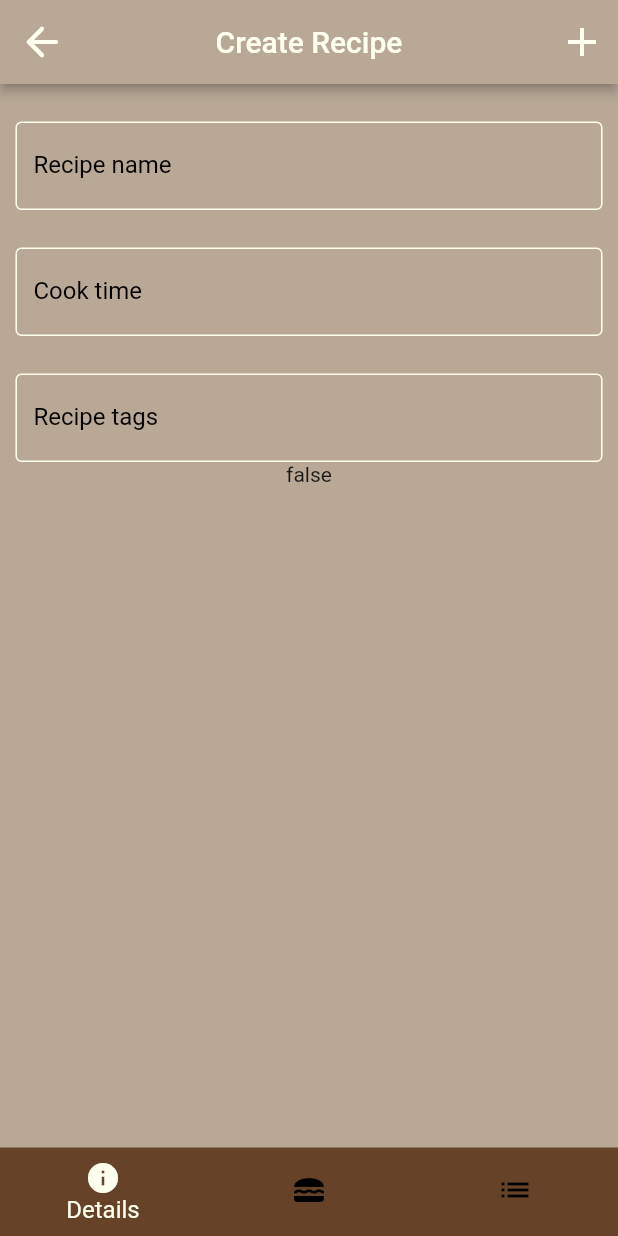
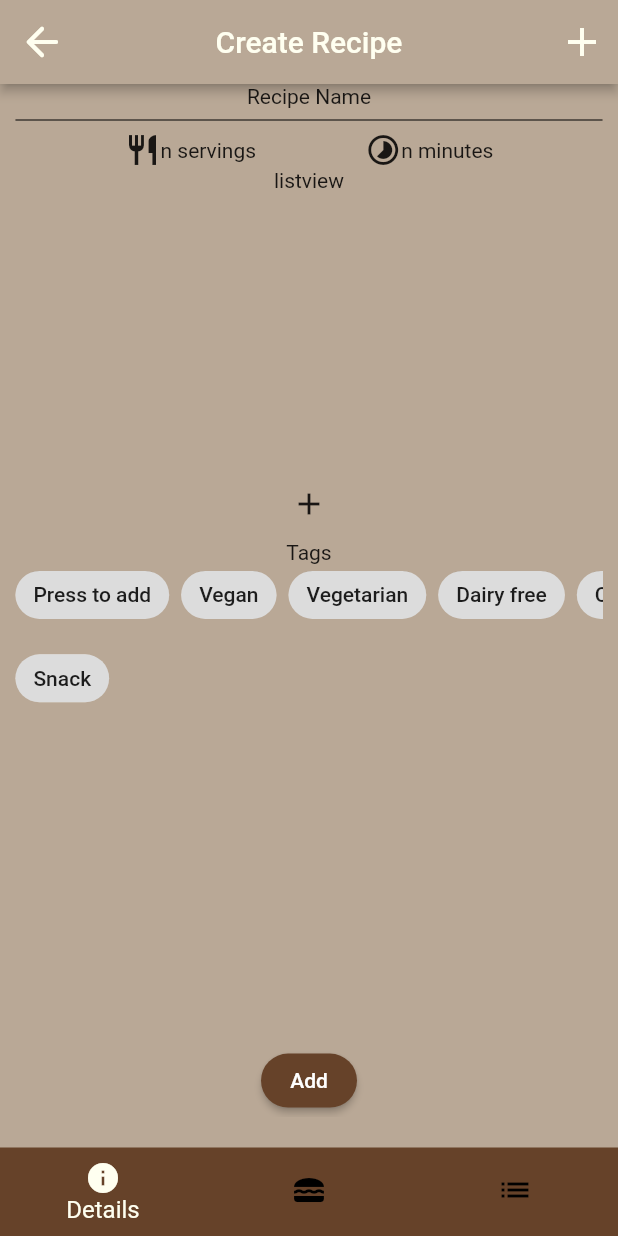
Before and after one commit to tcloutier4/recipe_app, a Flutter app: the AddRecipeScreen screen opened directly, on a phone screen of 412 x 824 dp. Run offline on Flutter 3.47's test engine with Material 2 defaults, Android fonts, the phone set to English and light mode, and no system bars; our stand-ins replace firebase_core, get, hive; accounts and stored records are empty.

Commit message:
raons design

```diff
--- a/lib/screens/home_screen/recipe_screen/add_recipe_screen/details_screen.dart
+++ b/lib/screens/home_screen/recipe_screen/add_recipe_screen/details_screen.dart
@@ -1,8 +1,7 @@
 import 'package:flutter/material.dart';
 import 'package:get/get.dart';
-import 'package:recipe_app/controllers/controllers.dart';
-import 'package:recipe_app/screens/home_screen/recipe_screen/add_recipe_screen/add_recipe_outline_text_field.dart';
-import 'package:recipe_app/screens/home_screen/recipe_screen/add_recipe_screen/recipe_tag_row.dart';
+import 'package:recipe_app/shared/constants.dart';
+import 'package:recipe_app/widgets/custom_divider.dart';
 
 class DetailsScreen extends StatefulWidget {
   const DetailsScreen({
@@ -16,59 +15,100 @@ class DetailsScreen extends StatefulWidget {
 class _DetailsScreenState extends State<DetailsScreen> {
   @override
   Widget build(BuildContext context) {
-    return Column(
-      children: [
-        AddRecipeOutlinedTextField(
-          fieldKey: const ValueKey('RecipeTitle'),
-          label: 'Recipe name',
-          hintText: "ex: Steve's BBQ Chicken",
-          controller: recipeController.titleController,
-          onChanged: (value) {
-            recipeController.recipe.value.title = value ?? 'Missing title';
-          },
-        ),
-        AddRecipeOutlinedTextField(
-          fieldKey: const ValueKey('RecipeCookTime'),
-          label: 'Cook time',
-          hintText: 'ex: 45',
-          textAllowed: false,
-          controller: recipeController.timeController,
-          onChanged: (value) {
-            if (value != null && value.isNotEmpty) {
-              recipeController.recipe.value.time = int.parse(value);
-            } else {
-              recipeController.recipe.value.time = 0;
-            }
-          },
-        ),
-        AddRecipeOutlinedTextField(
-          fieldKey: const ValueKey('RecipeTags'),
-          label: 'Recipe tags',
-          hintText: 'ex: Lunch, Vegan, Chicken or Steve',
-          dismissKeyboard: false,
-          controller: recipeController.tagController,
-          onSubmitted: (value) {
-            if (value != null && value.isNotEmpty) {
-              if (!recipeController.currentTags.contains(value)) {
-                recipeController.recipe.value.tags.add(value);
-                recipeController.currentTags.add(value);
-                recipeController.tagController.clear();
-              }
-            }
-          },
-        ),
-        Obx(
-          (() => recipeController.currentTags.isNotEmpty
-              ? RecipeTagRow(tags: recipeController.currentTags)
-              : const SizedBox.shrink()),
-        ),
-        //TODO: Test this after done everything and remove it
-        Obx(
-          () => Text(
-            (recipeController.hasChanges()).toString(),
-          ),
-        ),
-      ],
+    return Obx(
+      (() => Column(
+            children: [
+              const Text('Recipe Name'),
+              const CustomDivider(),
+              Row(
+                children: [
+                  const Spacer(),
+                  const Icon(Icons.restaurant),
+                  Text(RxString('n servings').value),
+                  const Spacer(),
+                  const Icon(Icons.timelapse),
+                  const Text('n minutes'),
+                  const Spacer(),
+                ],
+              ),
+              SizedBox(
+                height: 200,
+                child: ListView(
+                  children: const [Center(child: Text('listview'))],
+                ),
+              ),
+              IconButton(onPressed: () {}, icon: const Icon(Icons.add)),
+              const Text('Tags'),
+              SizedBox(
+                height: MediaQuery.of(context).size.height * .05,
+                child: Row(
+                  children: [
+                    Flexible(
+                        child: ListView(
+                      scrollDirection: Axis.horizontal,
+                      children: const [
+                        Chip(
+                          label: Text('Press to add'),
+                        ),
+                        SizedBox(
+                          width: 8,
+                        ),
+                        Chip(
+                          label: Text('Vegan'),
+                        ),
+                        SizedBox(
+                          width: 8,
+                        ),
+                        Chip(
+                          label: Text('Vegetarian'),
+                        ),
+                        SizedBox(
+                          width: 8,
+                        ),
+                        Chip(
+                          label: Text('Dairy free'),
+                        ),
+                        SizedBox(
+                          width: 8,
+                        ),
+                        Chip(
+                          label: Text('Chicken'),
+                        )
+                      ],
+                    ))
+                  ],
+                ),
+              ),
+              SizedBox(
+                height: 70,
+                child: Row(
+                  children: [
+                    Flexible(
+                        child: ListView(
+                      scrollDirection: Axis.horizontal,
+                      children: const [
+                        Chip(
+                          label: Text('Snack'),
+                        ),
+                      ],
+                    ))
+                  ],
+                ),
+              ),
+              const Spacer(),
+              Align(
+                alignment: Alignment.bottomCenter,
+                child: ElevatedButton(
+                    onPressed: () {},
+                    child: const Text('Add'),
+                    style: ElevatedButton.styleFrom(
+                      shape: RoundedRectangleBorder(
+                          borderRadius: BorderRadius.circular(18)),
+                      backgroundColor: colorBrown,
+                    )),
+              )
+            ],
+          )),
     );
   }
 }
--- a/lib/screens/home_screen/recipe_screen/add_recipe_screen/ingredients_screen.dart
+++ b/lib/screens/home_screen/recipe_screen/add_recipe_screen/ingredients_screen.dart
@@ -92,7 +92,6 @@ class _IngredientsScreenState extends State<IngredientsScreen> {
                   recipeController.ingredientWarningList.join('\n'),
                   style: const TextStyle(color: Colors.red, fontSize: 16),
                 ),
-              //TODO: Change this to be listview of ingredients
 
               // Obx(
               //   (() => Row(
@@ -103,7 +102,6 @@ class _IngredientsScreenState extends State<IngredientsScreen> {
               //         ],
               //       )),
               // ),
-              //TODO: Test this after done everything and remove it
 
               Text(recipeController.recipe.value.ingredients.toString()),
 
--- a/lib/screens/home_screen/recipe_screen/add_recipe_screen/instructions_screen.dart
+++ b/lib/screens/home_screen/recipe_screen/add_recipe_screen/instructions_screen.dart
@@ -62,8 +62,6 @@ class _InstructionsScreenState extends State<InstructionsScreen> {
                 ],
               )),
         ),
-
-        //TODO: Test this after done everything and remove it
         Obx(
           () => Text(
             (recipeController.hasChanges()).toString(),
--- a/lib/shared/constants.dart
+++ b/lib/shared/constants.dart
@@ -9,13 +9,3 @@ const colorFloralWhite = Color.fromARGB(255, 255, 255, 240);
 const colorBrownLight = Color.fromARGB(255, 207, 122, 42);
 const colorBrown = Color.fromARGB(255, 102, 66, 41);
 const colorBrownTeddy = Color.fromARGB(255, 185, 168, 150);
-
-const recipesPage = 0;
-const mealPlanPage = 1;
-const groceryListPage = 2;
-
-Map<int, GlobalKey<NavigatorState>> navigationKeys = {
-  recipesPage: GlobalKey<NavigatorState>(),
-  mealPlanPage: GlobalKey<NavigatorState>(),
-  groceryListPage: GlobalKey<NavigatorState>(),
-};
```
